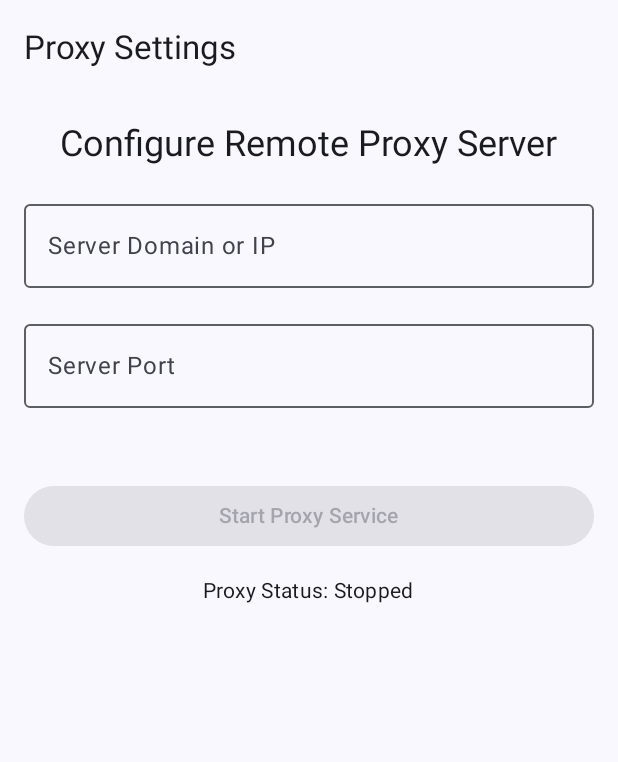
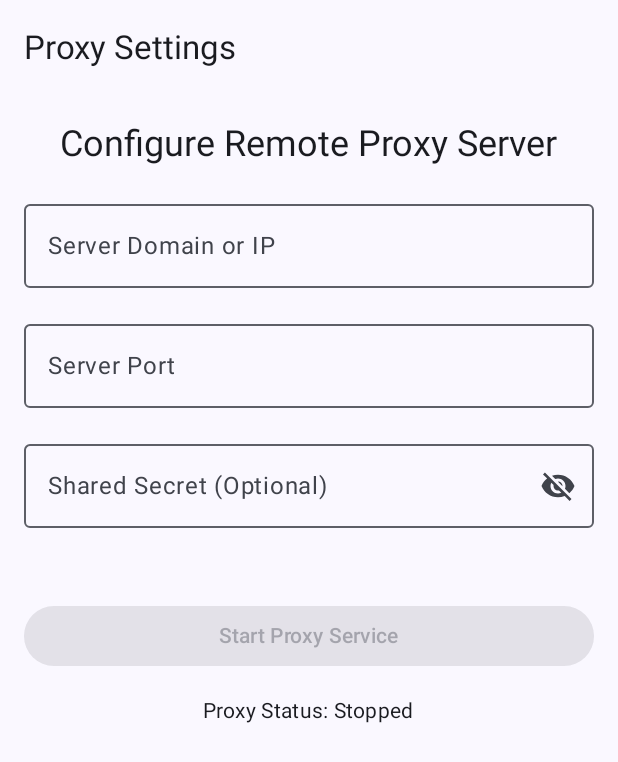
Before and after one commit to sailvpn/android, an Android app built with Jetpack Compose: the screen it shows after launch (MainActivity), on a phone screen of 412 x 824 dp. Shown: the top 762 px of the screen. Run offline under Robolectric (Android 15) with nearby library versions, the phone set to English and light mode, and no system bars.

Commit message:
ProxySettingsScreen, ProxySettingsViewModel: add field for "secret"

```diff
--- a/app/src/main/java/com/illiad/troad/view/ProxySettingsScreen.kt
+++ b/app/src/main/java/com/illiad/troad/view/ProxySettingsScreen.kt
@@ -1,12 +1,19 @@
 package com.illiad.troad.view
 
+import androidx.compose.runtime.getValue
+import androidx.compose.runtime.setValue
 import androidx.compose.foundation.layout.*
 import androidx.compose.foundation.text.KeyboardOptions
+import androidx.compose.material.icons.Icons
+import androidx.compose.material.icons.filled.Visibility
+import androidx.compose.material.icons.filled.VisibilityOff
 import androidx.compose.material3.*
 import androidx.compose.runtime.*
 import androidx.compose.ui.Alignment
 import androidx.compose.ui.Modifier
 import androidx.compose.ui.text.input.KeyboardType
+import androidx.compose.ui.text.input.PasswordVisualTransformation
+import androidx.compose.ui.text.input.VisualTransformation
 import androidx.compose.ui.tooling.preview.Preview
 import androidx.compose.ui.unit.dp
 import androidx.lifecycle.viewmodel.compose.viewModel
@@ -15,6 +22,8 @@ import com.illiad.troad.model.ProxySettingsViewModel
 @OptIn(ExperimentalMaterial3Api::class)
 @Composable
 fun ProxySettingsScreen(viewModel: ProxySettingsViewModel = viewModel()) {
+    var passwordVisible by remember { mutableStateOf(false) }
+
     Scaffold(
         topBar = {
             TopAppBar(title = { Text("Proxy Settings") })
@@ -50,6 +59,30 @@ fun ProxySettingsScreen(viewModel: ProxySettingsViewModel = viewModel()) {
                 keyboardOptions = KeyboardOptions(keyboardType = KeyboardType.Number),
                 singleLine = true,
                 isError = viewModel.errorMessage?.contains("Port") == true
+            )
+
+            // New Secret Field
+            OutlinedTextField(
+                value = viewModel.sharedSecret,
+                onValueChange = { viewModel.onSecretChange(it) },
+                label = { Text("Shared Secret (Optional)") },
+                modifier = Modifier.fillMaxWidth(),
+                singleLine = true,
+                visualTransformation = if (passwordVisible) VisualTransformation.None else PasswordVisualTransformation(),
+                keyboardOptions = KeyboardOptions(keyboardType = KeyboardType.Password),
+                trailingIcon = {
+                    val image = if (passwordVisible)
+                        Icons.Filled.Visibility
+                    else Icons.Filled.VisibilityOff
+
+                    // Localized description for accessibility services
+                    val description = if (passwordVisible) "Hide secret" else "Show secret"
+
+                    IconButton(onClick = { passwordVisible = !passwordVisible }) {
+                        Icon(imageVector = image, description)
+                    }
+                }
+                // isError = viewModel.errorMessage?.contains("Secret") == true // If you add validation for secret
             )
 
             if (viewModel.errorMessage != null) {
@@ -97,7 +130,7 @@ fun ProxySettingsScreen(viewModel: ProxySettingsViewModel = viewModel()) {
 @Preview(showBackground = true)
 @Composable
 fun ProxySettingsScreenPreview() {
-    MaterialTheme { // Ensure a MaterialTheme is applied for preview
+    MaterialTheme {
         ProxySettingsScreen()
     }
 }
@@ -110,6 +143,7 @@ fun ProxySettingsScreenRunningPreview() {
         previewViewModel.isProxyRunning = true
         previewViewModel.serverDomain = "proxy.example.com"
         previewViewModel.serverPort = "8080"
+        previewViewModel.sharedSecret = "mysecret" // Add for preview
         ProxySettingsScreen(viewModel = previewViewModel)
     }
 }
```
Also changed, not shown: app/src/main/java/com/illiad/troad/model/ProxySettingsViewModel.kt (+19 -9 lines).
